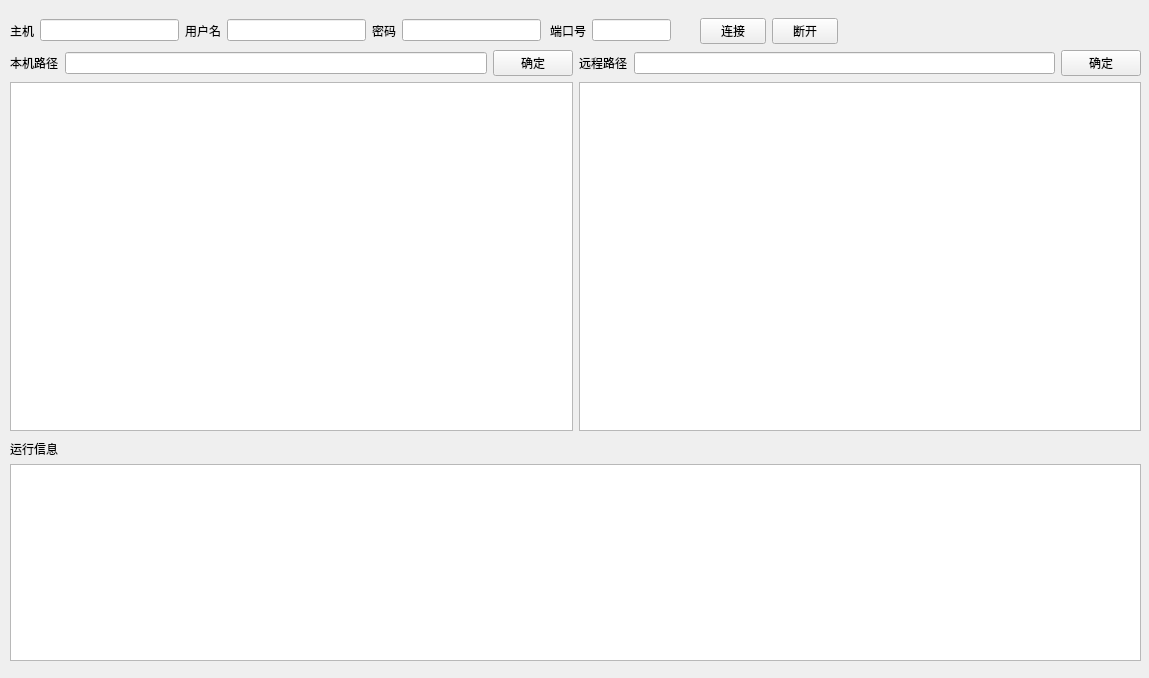
Before: the Qt Designer form ui/client.ui in hot-dry-noodles/ftp, drawn with Qt 5.
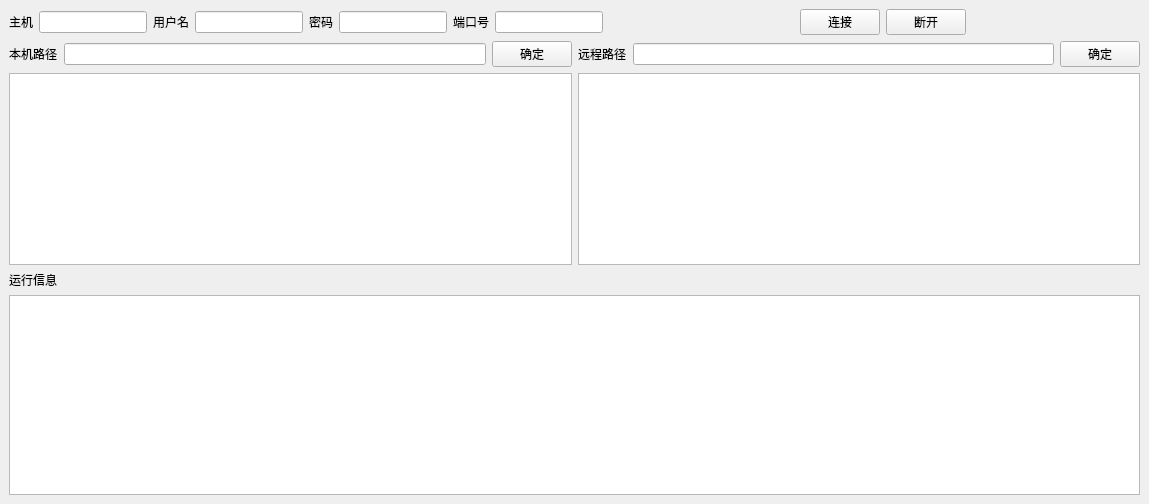
After: the same form once the commit is applied.

Commit message: GUI stretch OK

```diff
--- a/ui/client.ui
+++ b/ui/client.ui
@@ -7,23 +7,133 @@
     <x>0</x>
     <y>0</y>
     <width>1149</width>
-    <height>678</height>
+    <height>504</height>
    </rect>
   </property>
   <property name="windowTitle">
    <string>MainWindow</string>
   </property>
   <widget class="QWidget" name="centralwidget">
-   <widget class="QWidget" name="horizontalLayoutWidget">
-    <property name="geometry">
-     <rect>
-      <x>10</x>
-      <y>10</y>
-      <width>531</width>
-      <height>41</height>
-     </rect>
-    </property>
+   <property name="enabled">
+    <bool>true</bool>
+   </property>
+   <property name="sizePolicy">
+    <sizepolicy hsizetype="Expanding" vsizetype="Expanding">
+     <horstretch>0</horstretch>
+     <verstretch>0</verstretch>
+    </sizepolicy>
+   </property>
+   <layout class="QGridLayout" name="gridLayout">
+    <item row="2" column="0" colspan="3">
+     <layout class="QVBoxLayout" name="verticalLayout_4">
+      <item>
+       <layout class="QHBoxLayout" name="horizontalLayout_6">
+        <item>
+         <widget class="QLabel" name="runLabel">
+          <property name="text">
+           <string>运行信息</string>
+          </property>
+         </widget>
+        </item>
+       </layout>
+      </item>
+      <item>
+       <widget class="QTextBrowser" name="runInfoOutput">
+        <property name="enabled">
+         <bool>true</bool>
+        </property>
+       </widget>
+      </item>
+     </layout>
+    </item>
+    <item row="0" column="1">
+     <layout class="QHBoxLayout" name="horizontalLayout_2">
+      <property name="sizeConstraint">
+       <enum>QLayout::SetFixedSize</enum>
+      </property>
+      <item>
+       <widget class="QLabel" name="portLabel">
+        <property name="text">
+         <string>端口号</string>
+        </property>
+       </widget>
+      </item>
+      <item>
+       <widget class="QLineEdit" name="portInput">
+        <property name="sizePolicy">
+         <sizepolicy hsizetype="Fixed" vsizetype="Fixed">
+          <horstretch>0</horstretch>
+          <verstretch>0</verstretch>
+         </sizepolicy>
+        </property>
+       </widget>
+      </item>
+      <item>
+       <spacer name="horizontalSpacer_2">
+        <property name="orientation">
+         <enum>Qt::Horizontal</enum>
+        </property>
+        <property name="sizeHint" stdset="0">
+         <size>
+          <width>40</width>
+          <height>20</height>
+         </size>
+        </property>
+       </spacer>
+      </item>
+     </layout>
+    </item>
+    <item row="0" column="2">
+     <layout class="QHBoxLayout" name="horizontalLayout_7">
+      <property name="sizeConstraint">
+       <enum>QLayout::SetMinAndMaxSize</enum>
+      </property>
+      <item>
+       <widget class="QPushButton" name="connectButton">
+        <property name="sizePolicy">
+         <sizepolicy hsizetype="Fixed" vsizetype="Fixed">
+          <horstretch>0</horstretch>
+          <verstretch>0</verstretch>
+         </sizepolicy>
+        </property>
+        <property name="text">
+         <string>连接</string>
+        </property>
+       </widget>
+      </item>
+      <item>
+       <widget class="QPushButton" name="disconnectButton">
+        <property name="sizePolicy">
+         <sizepolicy hsizetype="Fixed" vsizetype="Fixed">
+          <horstretch>0</horstretch>
+          <verstretch>0</verstretch>
+         </sizepolicy>
+        </property>
+        <property name="text">
+         <string>断开</string>
+        </property>
+       </widget>
+      </item>
+      <item>
+       <spacer name="horizontalSpacer">
+        <property name="orientation">
+         <enum>Qt::Horizontal</enum>
+        </property>
+        <property name="sizeHint" stdset="0">
+         <size>
+          <width>0</width>
+          <height>0</height>
+         </size>
+        </property>
+       </spacer>
+      </item>
+     </layout>
+    </item>
+    <item row="0" column="0">
     <layout class="QHBoxLayout" name="horizontalLayout">
+      <property name="sizeConstraint">
+       <enum>QLayout::SetFixedSize</enum>
+      </property>
      <item>
       <widget class="QLabel" name="serverLabel">
        <property name="text">
@@ -67,68 +177,8 @@
       </widget>
      </item>
     </layout>
-   </widget>
-   <widget class="QWidget" name="horizontalLayoutWidget_2">
-    <property name="geometry">
-     <rect>
-      <x>550</x>
-      <y>10</y>
-      <width>121</width>
-      <height>41</height>
-     </rect>
-    </property>
-    <layout class="QHBoxLayout" name="horizontalLayout_2">
-     <item>
-      <widget class="QLabel" name="portLabel">
-       <property name="text">
-        <string>端口号</string>
-       </property>
-      </widget>
-     </item>
-     <item>
-      <widget class="QLineEdit" name="portInput"/>
-     </item>
-    </layout>
-   </widget>
-   <widget class="QWidget" name="verticalLayoutWidget_3">
-    <property name="geometry">
-     <rect>
-      <x>10</x>
-      <y>440</y>
-      <width>1131</width>
-      <height>221</height>
-     </rect>
-    </property>
-    <layout class="QVBoxLayout" name="verticalLayout_4">
-     <item>
-      <layout class="QHBoxLayout" name="horizontalLayout_6">
-       <item>
-        <widget class="QLabel" name="runLabel">
-         <property name="text">
-          <string>运行信息</string>
-         </property>
-        </widget>
-       </item>
-      </layout>
-     </item>
-     <item>
-      <widget class="QTextBrowser" name="runInfoOutput">
-       <property name="enabled">
-        <bool>true</bool>
-       </property>
-      </widget>
-     </item>
-    </layout>
-   </widget>
-   <widget class="QWidget" name="horizontalLayoutWidget_3">
-    <property name="geometry">
-     <rect>
-      <x>10</x>
-      <y>50</y>
-      <width>1131</width>
-      <height>381</height>
-     </rect>
-    </property>
+    </item>
+    <item row="1" column="0" colspan="3">
     <layout class="QHBoxLayout" name="horizontalLayout_4">
      <item>
       <layout class="QVBoxLayout" name="verticalLayout_2">
@@ -150,6 +200,12 @@
          </item>
          <item>
           <widget class="QPushButton" name="localPathButton">
+            <property name="sizePolicy">
+             <sizepolicy hsizetype="Fixed" vsizetype="Fixed">
+              <horstretch>0</horstretch>
+              <verstretch>0</verstretch>
+             </sizepolicy>
+            </property>
            <property name="text">
             <string>确定</string>
            </property>
@@ -182,6 +238,12 @@
          </item>
          <item>
           <widget class="QPushButton" name="remotePathButton">
+            <property name="sizePolicy">
+             <sizepolicy hsizetype="Fixed" vsizetype="Fixed">
+              <horstretch>0</horstretch>
+              <verstretch>0</verstretch>
+             </sizepolicy>
+            </property>
            <property name="text">
             <string>确定</string>
            </property>
@@ -195,33 +257,8 @@
       </layout>
      </item>
     </layout>
-   </widget>
-   <widget class="QWidget" name="horizontalLayoutWidget_4">
-    <property name="geometry">
-     <rect>
-      <x>700</x>
-      <y>14</y>
-      <width>138</width>
-      <height>35</height>
-     </rect>
-    </property>
-    <layout class="QHBoxLayout" name="horizontalLayout_7">
-     <item>
-      <widget class="QPushButton" name="connectButton">
-       <property name="text">
-        <string>连接</string>
-       </property>
-      </widget>
-     </item>
-     <item>
-      <widget class="QPushButton" name="disconnectButton">
-       <property name="text">
-        <string>断开</string>
-       </property>
-      </widget>
-     </item>
-    </layout>
-   </widget>
+    </item>
+   </layout>
   </widget>
  </widget>
  <resources/>
```
Lines whose indentation alone changed are shown as unchanged. The commit also changes 3 other files.
